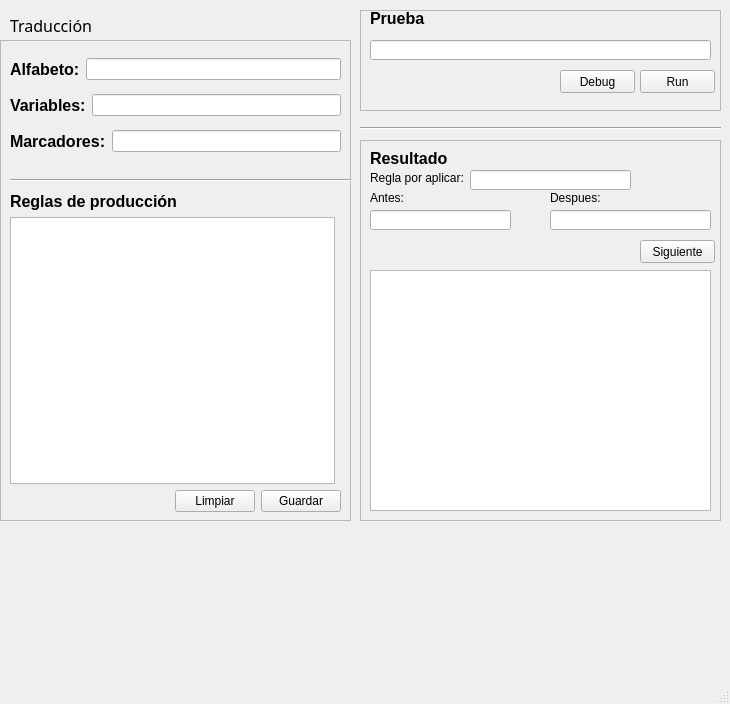
First picture: the form in MainWindowInterfaz.ui, repository demc099/Paradigms, before the edit.
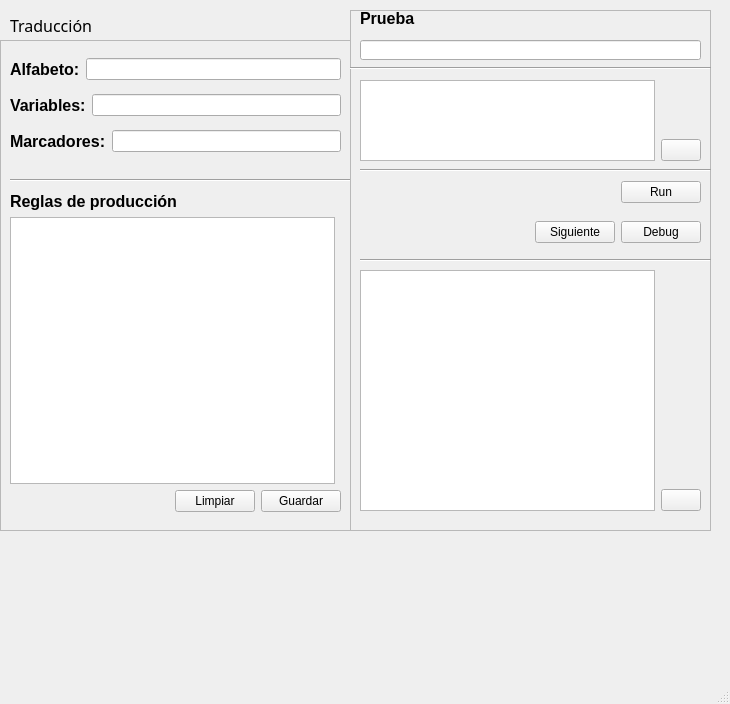
Second picture: the form after the edit.

Commit message: Cambios interfaz, y arreglo grammar

Patch:
```diff
--- a/MainWindowInterfaz.ui
+++ b/MainWindowInterfaz.ui
@@ -20,7 +20,7 @@
       <x>0</x>
       <y>40</y>
       <width>351</width>
-      <height>481</height>
+      <height>491</height>
      </rect>
     </property>
     <property name="frameShape">
@@ -237,10 +237,10 @@
    <widget class="QFrame" name="runFrame">
     <property name="geometry">
      <rect>
-      <x>360</x>
+      <x>350</x>
       <y>10</y>
       <width>361</width>
-      <height>101</height>
+      <height>521</height>
      </rect>
     </property>
     <property name="frameShape">
@@ -280,198 +280,201 @@
       <string>Prueba</string>
      </property>
     </widget>
-    <widget class="QPushButton" name="runButton">
+    <widget class="Line" name="extra2">
      <property name="geometry">
       <rect>
-       <x>280</x>
-       <y>60</y>
-       <width>75</width>
-       <height>23</height>
-      </rect>
-     </property>
-     <property name="text">
-      <string>Run</string>
-     </property>
-    </widget>
-    <widget class="QPushButton" name="debugButton">
-     <property name="geometry">
-      <rect>
-       <x>200</x>
-       <y>60</y>
-       <width>75</width>
-       <height>23</height>
-      </rect>
-     </property>
-     <property name="text">
-      <string>Debug</string>
-     </property>
-    </widget>
-   </widget>
-   <widget class="Line" name="extra2">
-    <property name="geometry">
-     <rect>
-      <x>360</x>
-      <y>120</y>
-      <width>361</width>
-      <height>16</height>
-     </rect>
-    </property>
-    <property name="orientation">
-     <enum>Qt::Horizontal</enum>
-    </property>
-   </widget>
-   <widget class="QFrame" name="resultFrame">
-    <property name="geometry">
-     <rect>
-      <x>360</x>
-      <y>140</y>
-      <width>361</width>
-      <height>381</height>
-     </rect>
-    </property>
-    <property name="frameShape">
-     <enum>QFrame::StyledPanel</enum>
-    </property>
-    <property name="frameShadow">
-     <enum>QFrame::Raised</enum>
-    </property>
-    <widget class="QLabel" name="resultLabel">
-     <property name="geometry">
-      <rect>
-       <x>10</x>
-       <y>10</y>
-       <width>81</width>
+       <x>0</x>
+       <y>50</y>
+       <width>361</width>
        <height>16</height>
       </rect>
      </property>
-     <property name="font">
-      <font>
-       <family>Arial</family>
-       <pointsize>12</pointsize>
-       <weight>75</weight>
-       <bold>true</bold>
-      </font>
+     <property name="orientation">
+      <enum>Qt::Horizontal</enum>
      </property>
-     <property name="text">
-      <string>Resultado</string>
+    </widget>
+    <widget class="Line" name="extra1_2">
+     <property name="geometry">
+      <rect>
+       <x>10</x>
+       <y>150</y>
+       <width>351</width>
+       <height>20</height>
+      </rect>
      </property>
+     <property name="orientation">
+      <enum>Qt::Horizontal</enum>
+     </property>
     </widget>
-    <widget class="QTextEdit" name="printText">
+    <widget class="Line" name="extra1_3">
      <property name="geometry">
       <rect>
        <x>10</x>
-       <y>130</y>
+       <y>240</y>
+       <width>351</width>
+       <height>20</height>
+      </rect>
+     </property>
+     <property name="orientation">
+      <enum>Qt::Horizontal</enum>
+     </property>
+    </widget>
+    <widget class="QWidget" name="">
+     <property name="geometry">
+      <rect>
+       <x>10</x>
+       <y>260</y>
        <width>341</width>
        <height>241</height>
       </rect>
      </property>
-     <property name="html">
-      <string>&lt;!DOCTYPE HTML PUBLIC &quot;-//W3C//DTD HTML 4.0//EN&quot; &quot;http://www.w3.org/TR/REC-html40/strict.dtd&quot;&gt;
+     <layout class="QHBoxLayout" name="horizontalLayout_8">
+      <item>
+       <widget class="QTextEdit" name="printText">
+        <property name="html">
+         <string>&lt;!DOCTYPE HTML PUBLIC &quot;-//W3C//DTD HTML 4.0//EN&quot; &quot;http://www.w3.org/TR/REC-html40/strict.dtd&quot;&gt;
 &lt;html&gt;&lt;head&gt;&lt;meta name=&quot;qrichtext&quot; content=&quot;1&quot; /&gt;&lt;style type=&quot;text/css&quot;&gt;
 p, li { white-space: pre-wrap; }
 &lt;/style&gt;&lt;/head&gt;&lt;body style=&quot; font-family:'MS Shell Dlg 2'; font-size:8.25pt; font-weight:400; font-style:normal;&quot;&gt;
 &lt;p style=&quot;-qt-paragraph-type:empty; margin-top:0px; margin-bottom:0px; margin-left:0px; margin-right:0px; -qt-block-indent:0; text-indent:0px;&quot;&gt;&lt;br /&gt;&lt;/p&gt;&lt;/body&gt;&lt;/html&gt;</string>
-     </property>
+        </property>
+       </widget>
+      </item>
+      <item>
+       <layout class="QVBoxLayout" name="verticalLayout_5">
+        <item>
+         <spacer name="verticalSpacer_2">
+          <property name="orientation">
+           <enum>Qt::Vertical</enum>
+          </property>
+          <property name="sizeHint" stdset="0">
+           <size>
+            <width>20</width>
+            <height>40</height>
+           </size>
+          </property>
+         </spacer>
+        </item>
+        <item>
+         <widget class="QPushButton" name="saveRegistryButton">
+          <property name="text">
+           <string/>
+          </property>
+         </widget>
+        </item>
+       </layout>
+      </item>
+     </layout>
     </widget>
-    <widget class="QLabel" name="ruleLabel">
+    <widget class="QWidget" name="">
      <property name="geometry">
       <rect>
        <x>10</x>
-       <y>30</y>
-       <width>101</width>
-       <height>16</height>
+       <y>210</y>
+       <width>341</width>
+       <height>25</height>
       </rect>
      </property>
-     <property name="font">
-      <font>
-       <family>Arial</family>
-       <pointsize>9</pointsize>
-      </font>
-     </property>
-     <property name="text">
-      <string>Regla por aplicar:</string>
-     </property>
+     <layout class="QHBoxLayout" name="horizontalLayout_7">
+      <item>
+       <spacer name="horizontalSpacer_4">
+        <property name="orientation">
+         <enum>Qt::Horizontal</enum>
+        </property>
+        <property name="sizeHint" stdset="0">
+         <size>
+          <width>40</width>
+          <height>20</height>
+         </size>
+        </property>
+       </spacer>
+      </item>
+      <item>
+       <widget class="QPushButton" name="nextButton">
+        <property name="text">
+         <string>Siguiente</string>
+        </property>
+       </widget>
+      </item>
+      <item>
+       <widget class="QPushButton" name="debugButton">
+        <property name="text">
+         <string>Debug</string>
+        </property>
+       </widget>
+      </item>
+     </layout>
     </widget>
-    <widget class="QLineEdit" name="ruleEdit">
+    <widget class="QWidget" name="">
      <property name="geometry">
       <rect>
-       <x>110</x>
-       <y>30</y>
-       <width>161</width>
-       <height>20</height>
-      </rect>
-     </property>
-    </widget>
-    <widget class="QLabel" name="afterLabel">
-     <property name="geometry">
-      <rect>
        <x>10</x>
-       <y>50</y>
-       <width>41</width>
-       <height>16</height>
+       <y>70</y>
+       <width>341</width>
+       <height>81</height>
       </rect>
      </property>
-     <property name="font">
-      <font>
-       <family>Arial</family>
-       <pointsize>9</pointsize>
-      </font>
-     </property>
-     <property name="text">
-      <string>Antes:</string>
-     </property>
+     <layout class="QHBoxLayout" name="horizontalLayout_9">
+      <item>
+       <widget class="QTextEdit" name="fileEdit"/>
+      </item>
+      <item>
+       <layout class="QVBoxLayout" name="verticalLayout_4">
+        <item>
+         <spacer name="verticalSpacer">
+          <property name="orientation">
+           <enum>Qt::Vertical</enum>
+          </property>
+          <property name="sizeHint" stdset="0">
+           <size>
+            <width>20</width>
+            <height>40</height>
+           </size>
+          </property>
+         </spacer>
+        </item>
+        <item>
+         <widget class="QPushButton" name="saveFileButton">
+          <property name="text">
+           <string/>
+          </property>
+         </widget>
+        </item>
+       </layout>
+      </item>
+     </layout>
     </widget>
-    <widget class="QLineEdit" name="afterEdit">
+    <widget class="QWidget" name="">
      <property name="geometry">
       <rect>
        <x>10</x>
-       <y>70</y>
-       <width>141</width>
-       <height>20</height>
+       <y>170</y>
+       <width>341</width>
+       <height>25</height>
       </rect>
      </property>
-    </widget>
-    <widget class="QLineEdit" name="beforeEdit">
-     <property name="geometry">
-      <rect>
-       <x>190</x>
-       <y>70</y>
-       <width>161</width>
-       <height>20</height>
-      </rect>
-     </property>
-    </widget>
-    <widget class="QLabel" name="beforeLabel">
-     <property name="geometry">
-      <rect>
-       <x>190</x>
-       <y>50</y>
-       <width>61</width>
-       <height>16</height>
-      </rect>
-     </property>
-     <property name="font">
-      <font>
-       <family>Arial</family>
-       <pointsize>9</pointsize>
-      </font>
-     </property>
-     <property name="text">
-      <string>Despues:</string>
-     </property>
-    </widget>
-    <widget class="QPushButton" name="nextButton">
-     <property name="geometry">
-      <rect>
-       <x>280</x>
-       <y>100</y>
-       <width>75</width>
-       <height>23</height>
-      </rect>
-     </property>
-     <property name="text">
-      <string>Siguiente</string>
-     </property>
+     <layout class="QHBoxLayout" name="horizontalLayout_4">
+      <item>
+       <spacer name="horizontalSpacer_3">
+        <property name="orientation">
+         <enum>Qt::Horizontal</enum>
+        </property>
+        <property name="sizeHint" stdset="0">
+         <size>
+          <width>40</width>
+          <height>20</height>
+         </size>
+        </property>
+       </spacer>
+      </item>
+      <item>
+       <widget class="QPushButton" name="runButton">
+        <property name="text">
+         <string>Run</string>
+        </property>
+       </widget>
+      </item>
+     </layout>
     </widget>
    </widget>
    <widget class="QLabel" name="title">
```
The commit also changes 5 other files.
